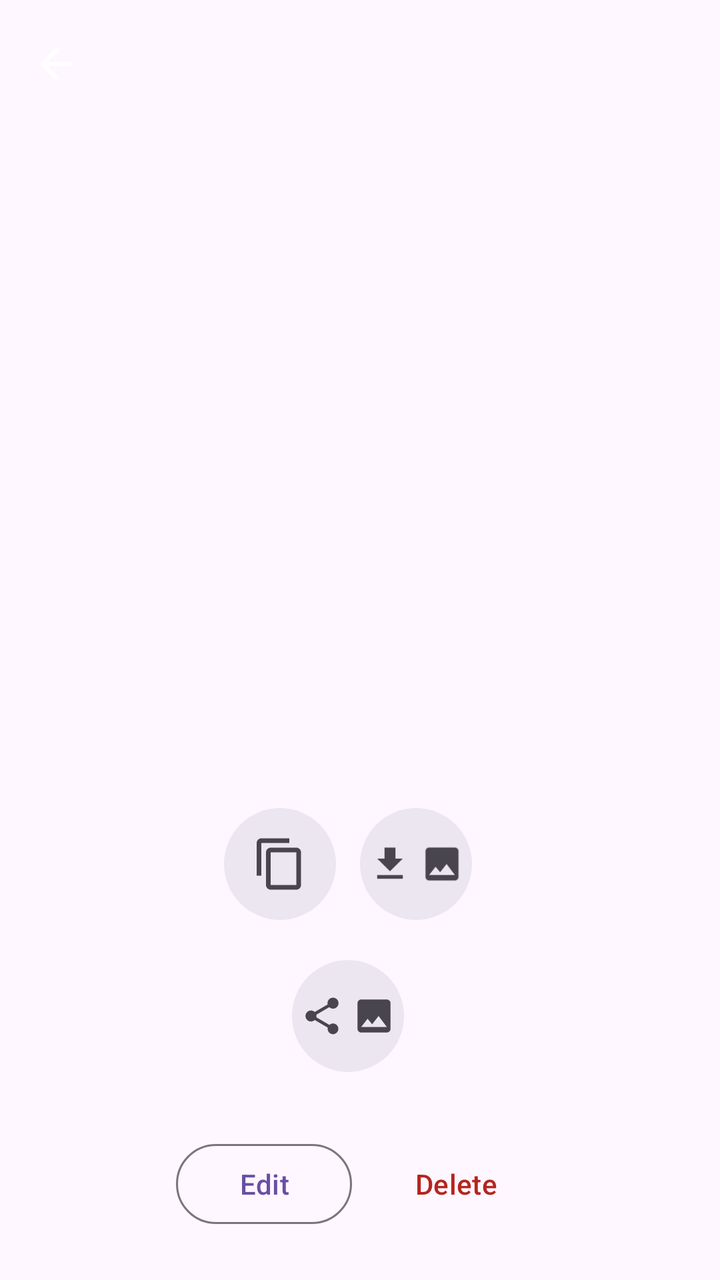
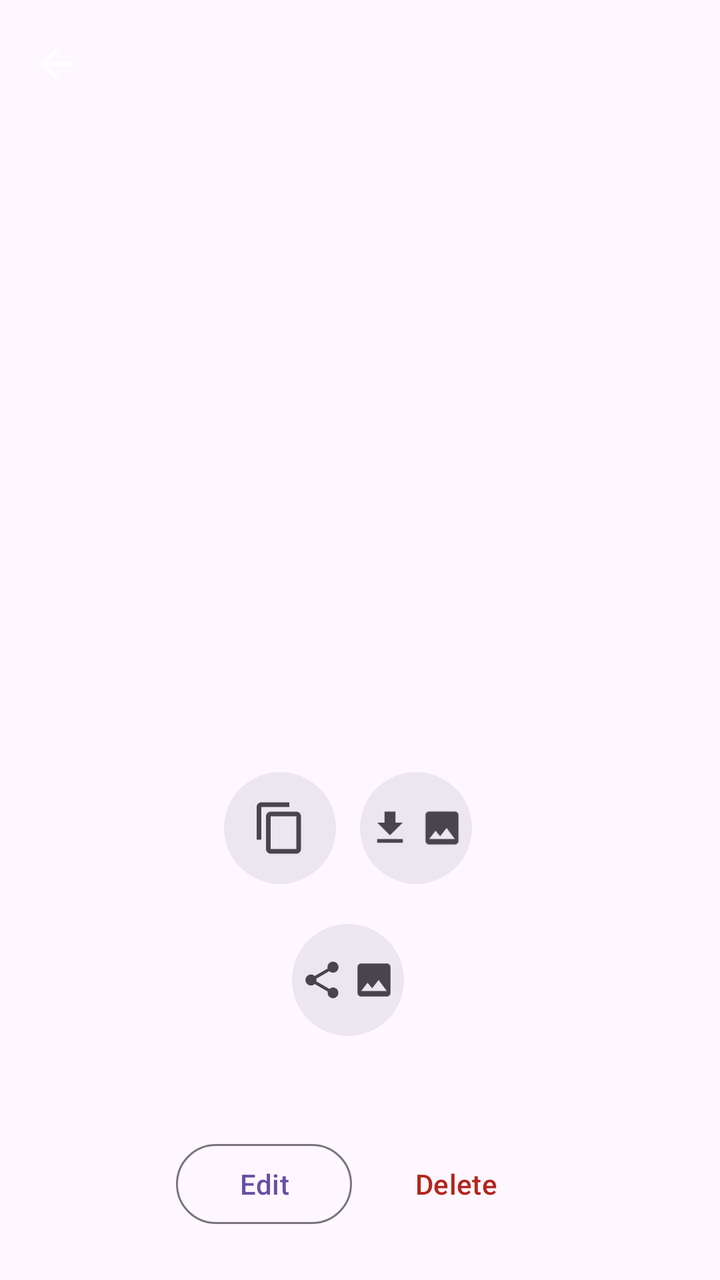

Two renders of the same Android screen: before a commit and after it. Below are the layout's source before the change and the commit's diff.
<!-- AndroidManifest.xml: application theme Theme.QRCards -->
<!-- res/layout/activity_card_detail.xml -->
<?xml version="1.0" encoding="utf-8"?>
<LinearLayout xmlns:android="http://schemas.android.com/apk/res/android"
    xmlns:app="http://schemas.android.com/apk/res-auto"
    android:layout_width="match_parent"
    android:layout_height="match_parent"
    android:orientation="vertical">

    <com.google.android.material.appbar.MaterialToolbar
        android:id="@+id/toolbar"
        android:layout_width="match_parent"
        android:layout_height="?attr/actionBarSize"
        app:navigationIcon="@drawable/ic_arrow_back" />

    
    <FrameLayout
        android:id="@+id/qrFlipContainer"
        android:layout_width="match_parent"
        android:layout_height="0dp"
        android:layout_weight="1"
        android:clickable="true"
        android:focusable="true"
        android:contentDescription="@string/flip_to_data_desc">

        <ImageView
            android:id="@+id/qrImage"
            android:layout_width="match_parent"
            android:layout_height="match_parent"
            android:adjustViewBounds="true"
            android:contentDescription="@string/qr_code"
            android:padding="24dp"
            android:scaleType="fitCenter" />

        <LinearLayout
            android:id="@+id/qrDataView"
            android:layout_width="match_parent"
            android:layout_height="match_parent"
            android:gravity="center_horizontal"
            android:orientation="vertical"
            android:padding="24dp"
            android:visibility="gone">

            <TextView
                android:layout_width="wrap_content"
                android:layout_height="wrap_content"
                android:text="@string/show_details_title"
                android:textAppearance="?attr/textAppearanceTitleMedium" />

            <ScrollView
                android:id="@+id/dataScroll"
                android:layout_width="match_parent"
                android:layout_height="0dp"
                android:layout_weight="1"
                android:layout_marginTop="12dp">

                <LinearLayout
                    android:id="@+id/dataRows"
                    android:layout_width="match_parent"
                    android:layout_height="wrap_content"
                    android:orientation="vertical" />
            </ScrollView>
            
        </LinearLayout>
    </FrameLayout>

    
    <LinearLayout
        android:id="@+id/actionRowTop"
        android:layout_width="match_parent"
        android:layout_height="wrap_content"
        android:gravity="center"
        android:orientation="horizontal"
        android:paddingTop="24dp">

        <FrameLayout
            android:id="@+id/copyPayloadButton"
            android:layout_width="56dp"
            android:layout_height="56dp"
            android:layout_marginEnd="12dp"
            android:background="@drawable/bg_oval_button"
            android:clickable="true"
            android:focusable="true"
            android:contentDescription="@string/copy"
            android:tooltipText="@string/copy">

            <ImageView
                android:layout_width="28dp"
                android:layout_height="28dp"
                android:layout_gravity="center"
                android:contentDescription="@null"
                android:src="@drawable/ic_copy"
                app:tint="?attr/colorOnSurfaceVariant" />
        </FrameLayout>

        <FrameLayout
            android:id="@+id/exportSvgButton"
            android:layout_width="56dp"
            android:layout_height="56dp"
            android:layout_marginEnd="12dp"
            android:background="@drawable/bg_oval_button"
            android:clickable="true"
            android:focusable="true"
            android:contentDescription="@string/export_svg"
            android:tooltipText="@string/export_svg">

            <LinearLayout
                android:layout_width="wrap_content"
                android:layout_height="wrap_content"
                android:layout_gravity="center"
                android:orientation="horizontal">

                <ImageView
                    android:layout_width="22dp"
                    android:layout_height="22dp"
                    android:layout_marginEnd="4dp"
                    android:contentDescription="@null"
                    android:src="@drawable/ic_download"
                    app:tint="?attr/colorOnSurfaceVariant" />

                <ImageView
                    android:layout_width="22dp"
                    android:layout_height="22dp"
                    android:contentDescription="@null"
                    android:src="@drawable/ic_image"
                    app:tint="?attr/colorOnSurfaceVariant" />
            </LinearLayout>
        </FrameLayout>

        <FrameLayout
            android:id="@+id/saveVcardButton"
            android:layout_width="56dp"
            android:layout_height="56dp"
            android:background="@drawable/bg_oval_button"
            android:clickable="true"
            android:focusable="true"
            android:contentDescription="@string/save_vcf"
            android:tooltipText="@string/save_vcf"
            android:visibility="gone">

            <LinearLayout
                android:layout_width="wrap_content"
                android:layout_height="wrap_content"
                android:layout_gravity="center"
                android:orientation="horizontal">

                <ImageView
                    android:layout_width="22dp"
                    android:layout_height="22dp"
                    android:layout_marginEnd="4dp"
                    android:contentDescription="@null"
                    android:src="@drawable/ic_download"
                    app:tint="?attr/colorOnSurfaceVariant" />

                <ImageView
                    android:layout_width="22dp"
                    android:layout_height="22dp"
                    android:contentDescription="@null"
                    android:src="@drawable/ic_type_contact"
                    app:tint="?attr/colorOnSurfaceVariant" />
            </LinearLayout>
        </FrameLayout>
    </LinearLayout>

    <LinearLayout
        android:id="@+id/actionRowMiddle"
        android:layout_width="match_parent"
        android:layout_height="wrap_content"
        android:gravity="center"
        android:orientation="horizontal"
        android:paddingTop="20dp">

        <FrameLayout
            android:id="@+id/sharePngButton"
            android:layout_width="56dp"
            android:layout_height="56dp"
            android:layout_marginEnd="12dp"
            android:background="@drawable/bg_oval_button"
            android:clickable="true"
            android:focusable="true"
            android:contentDescription="@string/share_png"
            android:tooltipText="@string/share_png">

            <LinearLayout
                android:layout_width="wrap_content"
                android:layout_height="wrap_content"
                android:layout_gravity="center"
                android:orientation="horizontal">

                <ImageView
                    android:layout_width="22dp"
                    android:layout_height="22dp"
                    android:layout_marginEnd="4dp"
                    android:contentDescription="@null"
                    android:src="@drawable/ic_share"
                    app:tint="?attr/colorOnSurfaceVariant" />

                <ImageView
                    android:layout_width="22dp"
                    android:layout_height="22dp"
                    android:contentDescription="@null"
                    android:src="@drawable/ic_image"
                    app:tint="?attr/colorOnSurfaceVariant" />
            </LinearLayout>
        </FrameLayout>

        <FrameLayout
            android:id="@+id/shareVcardButton"
            android:layout_width="56dp"
            android:layout_height="56dp"
            android:background="@drawable/bg_oval_button"
            android:clickable="true"
            android:focusable="true"
            android:contentDescription="@string/share_vcard"
            android:tooltipText="@string/share_vcard"
            android:visibility="gone">

            <LinearLayout
                android:layout_width="wrap_content"
                android:layout_height="wrap_content"
                android:layout_gravity="center"
                android:orientation="horizontal">

                <ImageView
                    android:layout_width="22dp"
                    android:layout_height="22dp"
                    android:layout_marginEnd="4dp"
                    android:contentDescription="@null"
                    android:src="@drawable/ic_share"
                    app:tint="?attr/colorOnSurfaceVariant" />

                <ImageView
                    android:layout_width="22dp"
                    android:layout_height="22dp"
                    android:contentDescription="@null"
                    android:src="@drawable/ic_type_contact"
                    app:tint="?attr/colorOnSurfaceVariant" />
            </LinearLayout>
        </FrameLayout>
    </LinearLayout>

    
    <LinearLayout
        android:layout_width="match_parent"
        android:layout_height="wrap_content"
        android:gravity="center"
        android:orientation="horizontal"
        android:paddingBottom="24dp"
        android:paddingTop="32dp">

        <Button
            android:id="@+id/editButton"
            android:layout_width="wrap_content"
            android:layout_height="wrap_content"
            android:layout_marginEnd="8dp"
            android:text="@string/edit"
            style="@style/Widget.Material3.Button.OutlinedButton" />

        <Button
            android:id="@+id/deleteButton"
            android:layout_width="wrap_content"
            android:layout_height="wrap_content"
            android:text="@string/delete"
            android:textColor="?attr/colorError"
            style="@style/Widget.Material3.Button.TextButton" />
    </LinearLayout>
</LinearLayout>
<!-- resources referenced by this layout -->
<resources>
  <!-- drawable bg_oval_button (drawable) -->
  <?xml version="1.0" encoding="utf-8"?>
  <ripple xmlns:android="http://schemas.android.com/apk/res/android"
      android:color="?attr/colorControlHighlight">
      <item android:id="@android:id/mask">
          <shape android:shape="rectangle">
              <corners android:radius="28dp" />
              <solid android:color="@android:color/white" />
          </shape>
      </item>
      <item>
          <shape android:shape="rectangle">
              <corners android:radius="28dp" />
              <solid android:color="?attr/colorSurfaceContainerHigh" />
          </shape>
      </item>
  </ripple>
  <!-- drawable ic_arrow_back (drawable) -->
  <vector xmlns:android="http://schemas.android.com/apk/res/android"
      android:width="24dp" android:height="24dp"
      android:viewportWidth="24" android:viewportHeight="24">
      <path
          android:fillColor="@android:color/white"
          android:pathData="M20,11H7.83l5.59,-5.59L12,4l-8,8 8,8 1.41,-1.41L7.83,13H20v-2z" />
  </vector>
  <!-- drawable ic_copy (drawable) -->
  <vector xmlns:android="http://schemas.android.com/apk/res/android" android:width="24dp" android:height="24dp" android:viewportWidth="24" android:viewportHeight="24">
  <path android:fillColor="@android:color/white" android:pathData="M16,1L4,1c-1.1,0 -2,0.9 -2,2v14h2L4,3h12L16,1zM19,5L8,5c-1.1,0 -2,0.9 -2,2v14c0,1.1 0.9,2 2,2h11c1.1,0 2,-0.9 2,-2L21,7c0,-1.1 -0.9,-2 -2,-2zM19,21L8,21L8,7h11v14z"/>
  </vector>
  <!-- drawable ic_download (drawable) -->
  <vector xmlns:android="http://schemas.android.com/apk/res/android" android:width="24dp" android:height="24dp" android:viewportWidth="24" android:viewportHeight="24">
  <path android:fillColor="@android:color/white" android:pathData="M19,9h-4L15,3L9,3v6L5,9l7,7 7,-7zM5,18v2h14v-2L5,18z"/>
  </vector>
  <!-- drawable ic_image (drawable) -->
  <vector xmlns:android="http://schemas.android.com/apk/res/android" android:width="24dp" android:height="24dp" android:viewportWidth="24" android:viewportHeight="24">
  <path android:fillColor="@android:color/white" android:pathData="M21,19L21,5c0,-1.1 -0.9,-2 -2,-2L5,3c-1.1,0 -2,0.9 -2,2v14c0,1.1 0.9,2 2,2h14c1.1,0 2,-0.9 2,-2zM8.5,13.5l2.5,3.01L14.5,12l4.5,6L5,18l3.5,-4.5z"/>
  </vector>
  <!-- drawable ic_share (drawable) -->
  <vector xmlns:android="http://schemas.android.com/apk/res/android" android:width="24dp" android:height="24dp" android:viewportWidth="24" android:viewportHeight="24">
  <path android:fillColor="@android:color/white" android:pathData="M18,16.08c-0.76,0 -1.44,0.3 -1.96,0.77L8.91,12.7c0.05,-0.23 0.09,-0.46 0.09,-0.7s-0.04,-0.47 -0.09,-0.7l7.05,-4.11c0.54,0.5 1.25,0.81 2.04,0.81 1.66,0 3,-1.34 3,-3s-1.34,-3 -3,-3 -3,1.34 -3,3c0,0.24 0.04,0.47 0.09,0.7L8.04,9.81C7.5,9.31 6.79,9 6,9c-1.66,0 -3,1.34 -3,3s1.34,3 3,3c0.79,0 1.5,-0.31 2.04,-0.81l7.12,4.16c-0.05,0.21 -0.08,0.43 -0.08,0.65 0,1.61 1.31,2.92 2.92,2.92 1.61,0 2.92,-1.31 2.92,-2.92s-1.31,-2.92 -2.92,-2.92z"/>
  </vector>
  <!-- drawable ic_type_contact (drawable) -->
  <vector xmlns:android="http://schemas.android.com/apk/res/android" android:width="24dp" android:height="24dp" android:viewportWidth="24" android:viewportHeight="24">
  <path android:fillColor="@android:color/white" android:pathData="M12,12c2.21,0 4,-1.79 4,-4s-1.79,-4 -4,-4 -4,1.79 -4,4 1.79,4 4,4zM12,14c-2.67,0 -8,1.34 -8,4v2h16v-2c0,-2.66 -5.33,-4 -8,-4z"/>
  </vector>
  <string name="copy">Copy</string>
  <string name="delete">Delete</string>
  <string name="edit">Edit</string>
  <string name="export_svg">Export SVG</string>
  <string name="flip_to_data_desc">Show the encoded data behind this code</string>
  <string name="qr_code">QR code</string>
  <string name="save_vcf">Save .vcf</string>
  <string name="share_png">Share PNG</string>
  <string name="share_vcard">Share vCard</string>
  <string name="show_details_title">Card details</string>
  <style name="Theme.QRCards" parent="Theme.Material3.DayNight.NoActionBar" />
</resources>

<!-- the commit's change to res/layout/activity_card_detail.xml (unified diff, before → after) -->
@@ -45,12 +45,14 @@
                 android:text="@string/show_details_title"
                 android:textAppearance="?attr/textAppearanceTitleMedium" />
 
+            
             <ScrollView
                 android:id="@+id/dataScroll"
                 android:layout_width="match_parent"
                 android:layout_height="0dp"
                 android:layout_weight="1"
-                android:layout_marginTop="12dp">
+                android:layout_marginTop="12dp"
+                android:fillViewport="true">
 
                 <LinearLayout
                     android:id="@+id/dataRows"
@@ -64,12 +66,18 @@
 
     
     <LinearLayout
+        android:layout_width="match_parent"
+        android:layout_height="0dp"
+        android:layout_weight="0.55"
+        android:gravity="center_vertical"
+        android:orientation="vertical">
+
+    <LinearLayout
         android:id="@+id/actionRowTop"
         android:layout_width="match_parent"
         android:layout_height="wrap_content"
         android:gravity="center"
-        android:orientation="horizontal"
-        android:paddingTop="24dp">
+        android:orientation="horizontal">
 
         <FrameLayout
             android:id="@+id/copyPayloadButton"
@@ -235,6 +243,7 @@
                     app:tint="?attr/colorOnSurfaceVariant" />
             </LinearLayout>
         </FrameLayout>
+    </LinearLayout>
     </LinearLayout>
 
     
